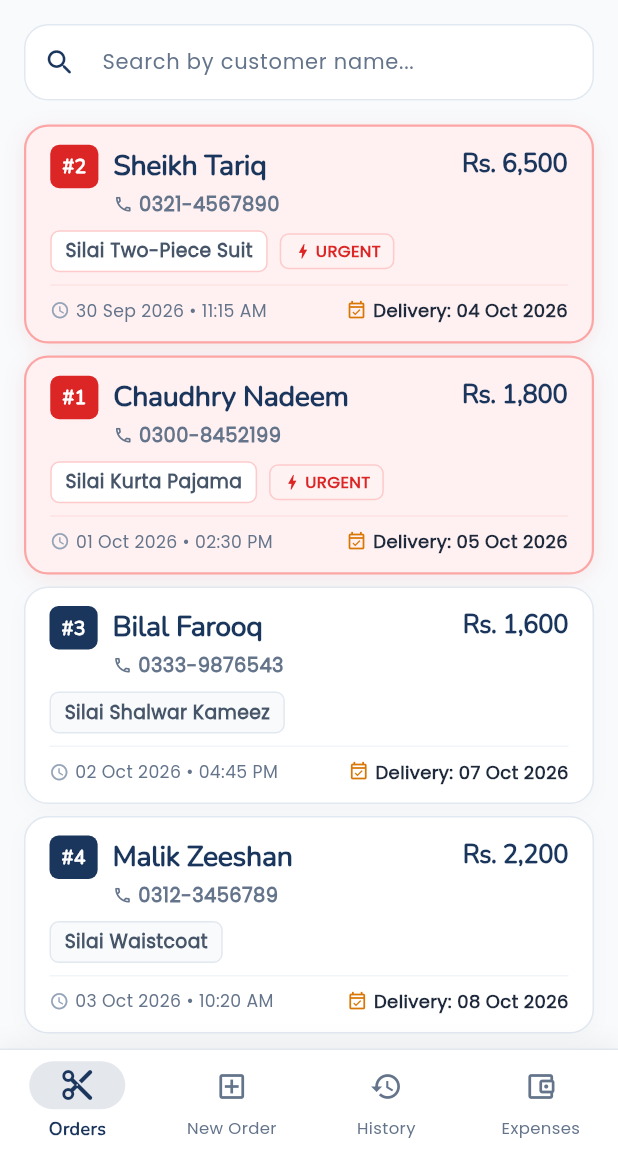
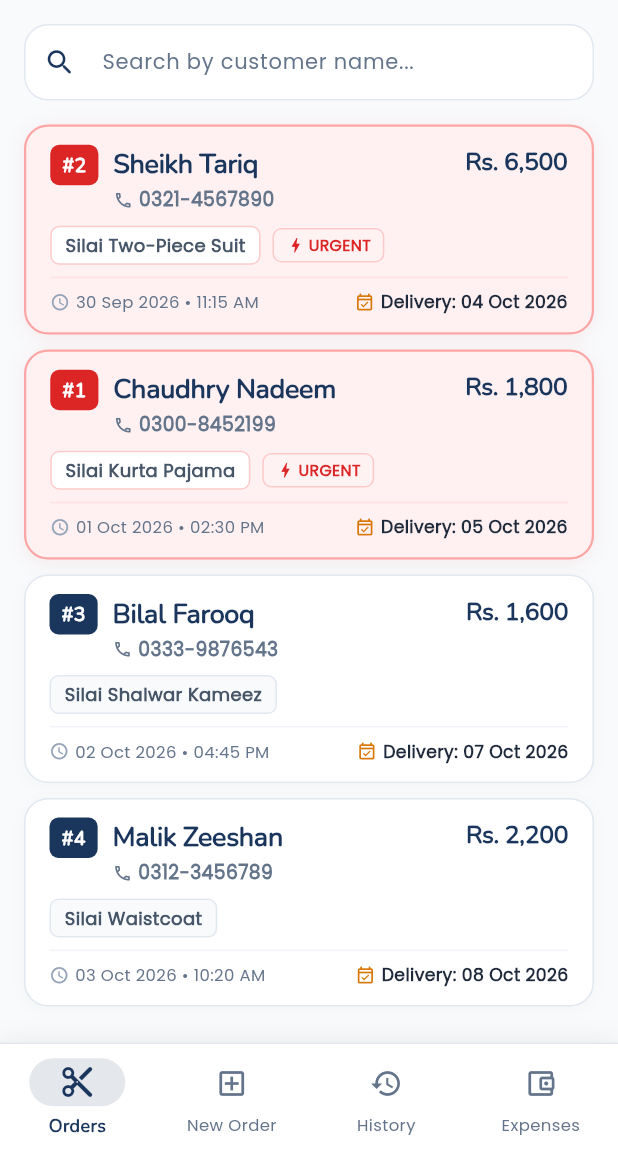
Before and after one commit to fazal-e-haq/DarziDairy, a Flutter app: the screen it shows after launch, on a phone screen of 412 x 824 dp, the part 84-1236 px from its top. Run offline on Flutter 3.47's test engine with Material 3 defaults, Android fonts, the phone set to English and light mode, and no system bars; our stand-ins replace fl_chart, go_router, isar, pdf, printing; accounts and stored records are empty; generated files the repository leaves out were written again.

Commit message:
fix(ui): polish responsive design, eliminate all overflow errors, and enhance UX across all tabs

```diff
--- a/lib/features/orders/presentation/screens/order_history_screen.dart
+++ b/lib/features/orders/presentation/screens/order_history_screen.dart
@@ -206,13 +206,14 @@ class _OrderHistoryScreenState extends State<OrderHistoryScreen> {
         crossAxisCount: 2,
         crossAxisSpacing: 16,
         mainAxisSpacing: 12,
-        mainAxisExtent: 225,
+        mainAxisExtent: 210,
       ),
       itemCount: orders.length,
       itemBuilder: (context, index) {
         final order = orders[index];
         return OrderCard(
           order: order,
+          margin: EdgeInsets.zero,
           onTap: () => context.push(AppRouter.orderDetailPath(order.id)),
         );
       },
--- a/lib/features/orders/presentation/screens/orders_dashboard_screen.dart
+++ b/lib/features/orders/presentation/screens/orders_dashboard_screen.dart
@@ -198,13 +198,14 @@ class _OrdersDashboardScreenState extends State<OrdersDashboardScreen> {
         crossAxisCount: 2,
         crossAxisSpacing: 16,
         mainAxisSpacing: 12,
-        mainAxisExtent: 225,
+        mainAxisExtent: 210,
       ),
       itemCount: orders.length,
       itemBuilder: (context, index) {
         final order = orders[index];
         return OrderCard(
           order: order,
+          margin: EdgeInsets.zero,
           onTap: () => context.push(AppRouter.orderDetailPath(order.id)),
         );
       },
--- a/lib/features/orders/presentation/widgets/order_card.dart
+++ b/lib/features/orders/presentation/widgets/order_card.dart
@@ -8,14 +8,17 @@ import '../../domain/entities/order_entity.dart';
 
 /// Senior-designed, minimalist order card with zero inner buttons.
 /// The entire card is a single clean touch target that navigates to order details.
+/// Features responsive badge scaling, zero-overflow typography, and subtle status tinting.
 class OrderCard extends StatelessWidget {
   final OrderEntity order;
   final VoidCallback? onTap;
+  final EdgeInsetsGeometry? margin;
 
   const OrderCard({
     super.key,
     required this.order,
     this.onTap,
+    this.margin,
   });
 
   @override
@@ -31,7 +34,7 @@ class OrderCard extends StatelessWidget {
     Color borderColor = const Color(0xFFE2E8F0);
     double borderWidth = 1.0;
     Color shadowColor = const Color(0x06000000);
-    double shadowBlur = 10;
+    double shadowBlur = 8;
     Color tagBgColor = const Color(0xFFF8FAFC);
     Color tagBorderColor = const Color(0xFFE2E8F0);
     Color dividerColor = const Color(0xFFF1F5F9);
@@ -40,8 +43,8 @@ class OrderCard extends StatelessWidget {
       cardBgColor = const Color(0xFFF0FDF4); // Soft subtle green tint
       borderColor = const Color(0xFF86EFAC); // Soft green border
       borderWidth = 1.5;
-      shadowColor = const Color(0x1816A34A); // Soft green shadow
-      shadowBlur = 12;
+      shadowColor = const Color(0x1416A34A); // Soft green shadow
+      shadowBlur = 10;
       tagBgColor = Colors.white;
       tagBorderColor = const Color(0xFFBBF7D0);
       dividerColor = const Color(0xFFDCFCE7);
@@ -49,15 +52,15 @@ class OrderCard extends StatelessWidget {
       cardBgColor = const Color(0xFFFFF1F1); // Soft subtle red tint
       borderColor = const Color(0xFFFCA5A5); // Soft red border
       borderWidth = 1.5;
-      shadowColor = const Color(0x18DC2626); // Soft red shadow
-      shadowBlur = 12;
+      shadowColor = const Color(0x14DC2626); // Soft red shadow
+      shadowBlur = 10;
       tagBgColor = Colors.white;
       tagBorderColor = const Color(0xFFFECACA);
       dividerColor = const Color(0xFFFEE2E2);
     }
 
     return Container(
-      margin: const EdgeInsets.only(bottom: 8),
+      margin: margin ?? const EdgeInsets.only(bottom: 10),
       decoration: BoxDecoration(
         color: cardBgColor,
         borderRadius: BorderRadius.circular(AppDimensions.radiusLarge),
@@ -69,7 +72,7 @@ class OrderCard extends StatelessWidget {
           BoxShadow(
             color: shadowColor,
             blurRadius: shadowBlur,
-            offset: const Offset(0, 3),
+            offset: const Offset(0, 2),
           ),
         ],
       ),
@@ -82,6 +85,7 @@ class OrderCard extends StatelessWidget {
             padding: const EdgeInsets.symmetric(horizontal: 16, vertical: 12),
             child: Column(
               crossAxisAlignment: CrossAxisAlignment.start,
+              mainAxisSize: MainAxisSize.min,
               children: [
                 // Top Row: Token Badge + Customer Name & Phone + Price
                 Row(
@@ -89,7 +93,7 @@ class OrderCard extends StatelessWidget {
                   children: [
                     // Order Token Badge
                     Container(
-                      padding: const EdgeInsets.symmetric(horizontal: 8, vertical: 5),
+                      padding: const EdgeInsets.symmetric(horizontal: 8, vertical: 4),
                       decoration: BoxDecoration(
                         color: isUrgent
                             ? const Color(0xFFDC2626)
@@ -108,7 +112,7 @@ class OrderCard extends StatelessWidget {
                     ),
                     const SizedBox(width: 10),
 
-                    // Customer Name and Phone Number
+                    // Customer Name and Phone Number (Expands safely)
                     Expanded(
                       child: Column(
                         crossAxisAlignment: CrossAxisAlignment.start,
@@ -119,14 +123,14 @@ class OrderCard extends StatelessWidget {
                             overflow: TextOverflow.ellipsis,
                             style: const TextStyle(
                               fontFamily: 'Nunito',
-                              fontSize: 19,
+                              fontSize: 18,
                               fontWeight: FontWeight.w800,
                               color: AppColors.primary,
                               letterSpacing: -0.2,
                             ),
                           ),
                           if (order.customerPhone.isNotEmpty) ...[
-                            const SizedBox(height: 3),
+                            const SizedBox(height: 2),
                             Row(
                               children: [
                                 const Icon(
@@ -141,7 +145,7 @@ class OrderCard extends StatelessWidget {
                                     maxLines: 1,
                                     overflow: TextOverflow.ellipsis,
                                     style: const TextStyle(
-                                      fontSize: 13,
+                                      fontSize: 12.5,
                                       fontWeight: FontWeight.w600,
                                       color: Color(0xFF64748B),
                                     ),
@@ -160,7 +164,7 @@ class OrderCard extends StatelessWidget {
                       CurrencyFormatter.format(order.stitchingRate),
                       style: const TextStyle(
                         fontFamily: 'Nunito',
-                        fontSize: 17,
+                        fontSize: 16.5,
                         fontWeight: FontWeight.w800,
                         color: AppColors.primary,
                         letterSpacing: -0.2,
@@ -177,7 +181,7 @@ class OrderCard extends StatelessWidget {
                   crossAxisAlignment: WrapCrossAlignment.center,
                   children: [
                     Container(
-                      padding: const EdgeInsets.symmetric(horizontal: 9, vertical: 4),
+                      padding: const EdgeInsets.symmetric(horizontal: 9, vertical: 3.5),
                       decoration: BoxDecoration(
                         color: tagBgColor,
                         borderRadius: BorderRadius.circular(6),
@@ -188,7 +192,7 @@ class OrderCard extends StatelessWidget {
                       child: Text(
                         order.garmentType,
                         style: const TextStyle(
-                          fontSize: 12.5,
+                          fontSize: 12,
                           fontWeight: FontWeight.w600,
                           color: Color(0xFF475569),
                         ),
@@ -210,7 +214,7 @@ class OrderCard extends StatelessWidget {
                             Text(
                               'URGENT',
                               style: TextStyle(
-                                fontSize: 11,
+                                fontSize: 10.5,
                                 fontWeight: FontWeight.w800,
                                 color: Color(0xFFDC2626),
                               ),
@@ -235,6 +239,7 @@ class OrderCard extends StatelessWidget {
                   children: [
                     // Booking Date & Time
                     Flexible(
+                      flex: 5,
                       child: Row(
                         mainAxisSize: MainAxisSize.min,
                         children: [
@@ -250,7 +255,7 @@ class OrderCard extends StatelessWidget {
                               maxLines: 1,
                               overflow: TextOverflow.ellipsis,
                               style: const TextStyle(
-                                fontSize: 11.5,
+                                fontSize: 11,
                                 fontWeight: FontWeight.w500,
                                 color: Color(0xFF64748B),
                               ),
@@ -263,6 +268,7 @@ class OrderCard extends StatelessWidget {
 
                     // Delivery Date / Completed Status
                     Flexible(
+                      flex: 6,
                       child: Row(
                         mainAxisSize: MainAxisSize.min,
                         mainAxisAlignment: MainAxisAlignment.end,
@@ -271,7 +277,7 @@ class OrderCard extends StatelessWidget {
                             isCompleted
                                 ? Icons.check_circle_rounded
                                 : Icons.event_available_outlined,
-                            size: 14,
+                            size: 13.5,
                             color: isCompleted
                                 ? const Color(0xFF16A34A)
                                 : (isOverdue
@@ -287,7 +293,7 @@ class OrderCard extends StatelessWidget {
                               maxLines: 1,
                               overflow: TextOverflow.ellipsis,
                               style: TextStyle(
-                                fontSize: 12,
+                                fontSize: 11.5,
                                 fontWeight: FontWeight.w700,
                                 color: isCompleted
                                     ? const Color(0xFF15803D)
--- a/lib/shared/widgets/main_shell_screen.dart
+++ b/lib/shared/widgets/main_shell_screen.dart
@@ -185,7 +185,7 @@ class _MainShellScreenState extends State<MainShellScreen> {
               onDestinationSelected: _onTabChanged,
               backgroundColor: AppColors.surface,
               elevation: 0,
-              height: 68,
+              height: 72,
               labelBehavior: NavigationDestinationLabelBehavior.alwaysShow,
               destinations: const [
                 NavigationDestination(
```
Also changed, not shown: lib/features/expenses/presentation/screens/profile_expense_screen.dart (+12 -7 lines), lib/features/expenses/presentation/widgets/expense_list_item.dart (+10 -6 lines), lib/features/expenses/presentation/widgets/financial_overview_card.dart (+21 -5 lines), lib/features/expenses/presentation/widgets/monthly_report_card.dart (+6 -3 lines), lib/features/expenses/presentation/widgets/workshop_profile_card.dart (+6 -1 lines), lib/features/orders/presentation/screens/create_order_screen.dart (+10 -6 lines), lib/features/orders/presentation/screens/order_detail_screen.dart (+10 -4 lines), lib/features/orders/presentation/widgets/measurement_grid_input.dart (+4 -3 lines), lib/shared/widgets/custom_button.dart (+9 -5 lines).
